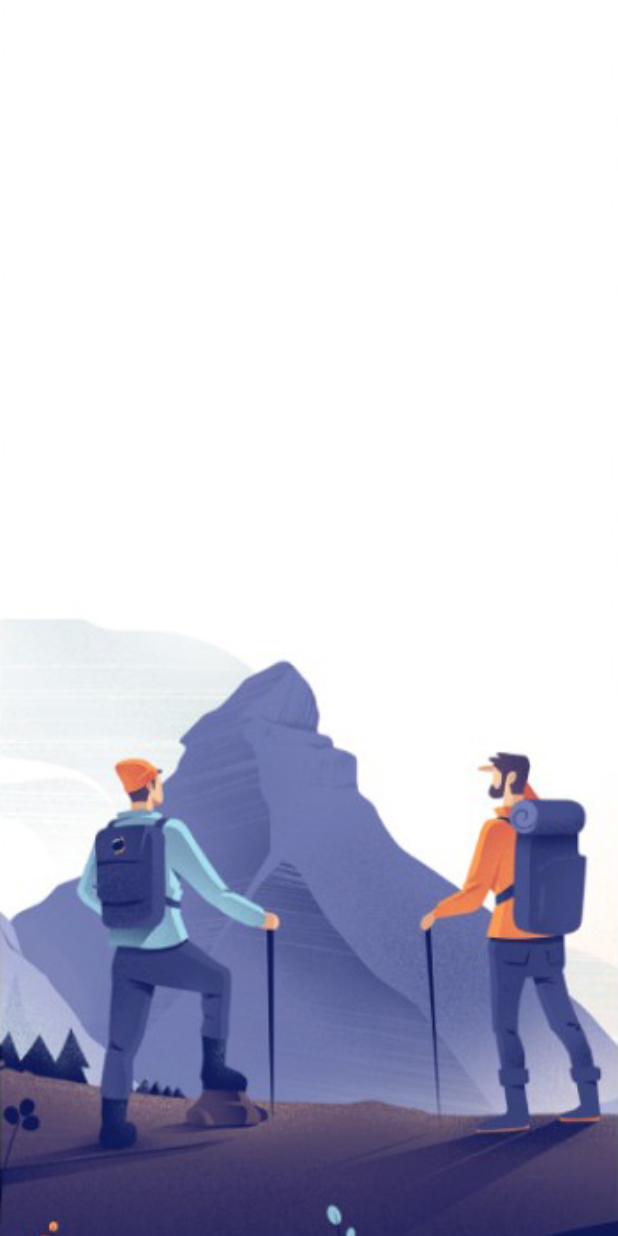
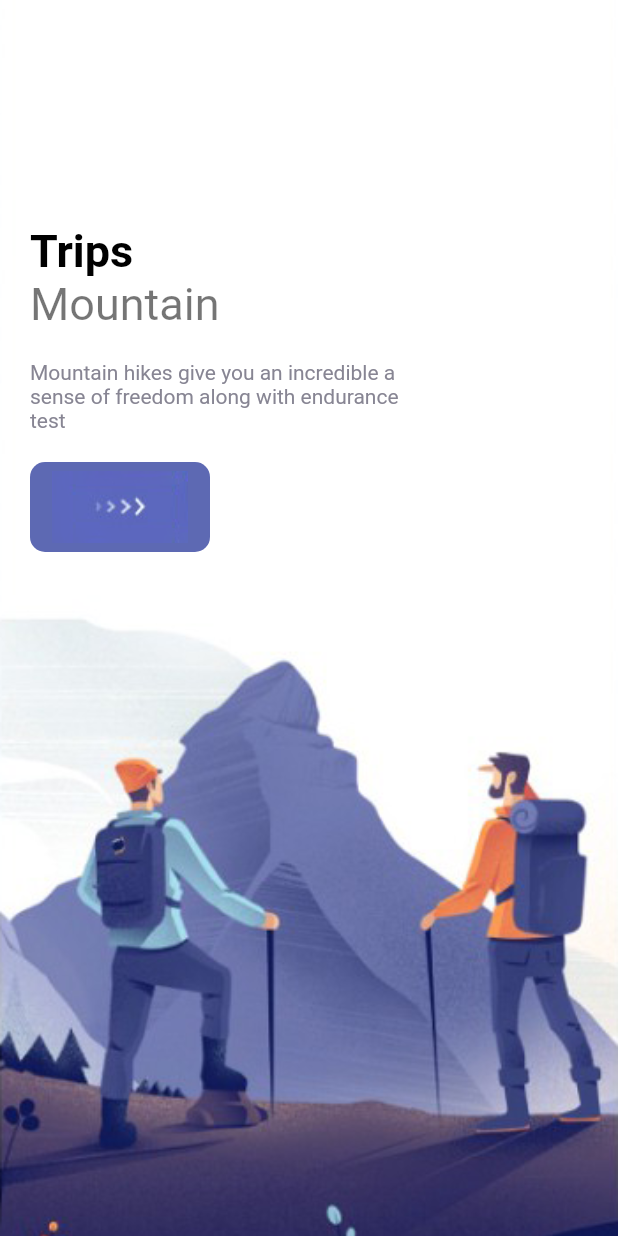
Before and after one commit to johnmuchiriM/Mountain-App, a Flutter app: the screen it shows after launch, on a phone screen of 412 x 824 dp. Run offline on Flutter 3.47's test engine with Material 2 defaults, Android fonts, the phone set to English and light mode, and no system bars.

Commit message:
update:added responsive button in welcome page

```diff
--- a/lib/misc/colors.dart
+++ b/lib/misc/colors.dart
@@ -1,11 +1,11 @@
 import 'dart:ui';
 
-class AppColors{
-  static final Color textColor1= Color(0xFF989acd);
-  static final Color textColor2 = Color(0xFF878593);
-  static final Color bigTextColor=Color(0xFF2e2e31);
-  static final Color mainColor= Color(0xFF5d69b3);
-  static final Color starColor = Color(0xFFe7bb4e);
-  static final Color mainTextColor = Color(0xFFababad);
-  static final Color buttonBackground = Color(0xFFf1f1f9);
+class AppColors {
+  static const Color textColor1 = Color(0xFF989acd);
+  static const Color textColor2 = Color(0xFF878593);
+  static const Color bigTextColor = Color(0xFF2e2e31);
+  static const Color mainColor = Color(0xFF5d69b3);
+  static const Color starColor = Color(0xFFe7bb4e);
+  static const Color mainTextColor = Color(0xFFababad);
+  static const Color buttonBackground = Color(0xFFf1f1f9);
 }
--- a/lib/pages/welcome_page.dart
+++ b/lib/pages/welcome_page.dart
@@ -1,5 +1,9 @@
 import 'package:flutter/cupertino.dart';
 import 'package:flutter/material.dart';
+import 'package:flutter_cubit/misc/colors.dart';
+import 'package:flutter_cubit/widgets/app_large_text.dart';
+import 'package:flutter_cubit/widgets/app_text.dart';
+import 'package:flutter_cubit/widgets/responsive_button.dart';
 
 class WelcomePage extends StatefulWidget {
   const WelcomePage({Key? key}) : super(key: key);
@@ -28,6 +32,39 @@ class _WelcomePageState extends State<WelcomePage> {
                   image: DecorationImage(
                       image: AssetImage('img/' + images[index]),
                       fit: BoxFit.cover)),
+              child: Container(
+                margin: const EdgeInsets.only(top: 150, left: 20, right: 20),
+                child: Row(
+                  children: [
+                    Column(
+                      crossAxisAlignment: CrossAxisAlignment.start,
+                      children: [
+                        AppLargeText(
+                          text: 'Trips',
+                        ),
+                        AppText(
+                          text: 'Mountain',
+                          size: 30,
+                        ),
+                        const SizedBox(height: 20),
+                        Container(
+                          width: 250,
+                          child: AppText(
+                            text:
+                                'Mountain hikes give you an incredible a sense of freedom along with endurance test',
+                            color: AppColors.textColor2,
+                            size: 14,
+                          ),
+                        ),
+                        const SizedBox(height: 20),
+                        ResponsiveButton(
+                          width: 120,
+                        )
+                      ],
+                    )
+                  ],
+                ),
+              ),
             );
           }),
     );
--- /dev/null
+++ b/lib/widgets/app_large_text.dart
@@ -0,0 +1,23 @@
+import 'package:flutter/cupertino.dart';
+import 'package:flutter/material.dart';
+
+class AppLargeText extends StatelessWidget {
+  double size;
+  final String text;
+  final Color color;
+  AppLargeText({
+    Key? key,
+    this.size = 30,
+    required this.text,
+    this.color = Colors.black,
+  }) : super(key: key);
+
+  @override
+  Widget build(BuildContext context) {
+    return Text(
+      text,
+      style:
+          TextStyle(color: color, fontSize: size, fontWeight: FontWeight.bold),
+    );
+  }
+}
--- /dev/null
+++ b/lib/widgets/app_text.dart
@@ -0,0 +1,25 @@
+import 'package:flutter/cupertino.dart';
+import 'package:flutter/material.dart';
+
+class AppText extends StatelessWidget {
+  double size;
+  final String text;
+  final Color color;
+  AppText({
+    Key? key,
+    this.size = 16,
+    required this.text,
+    this.color = Colors.black54,
+  }) : super(key: key);
+
+  @override
+  Widget build(BuildContext context) {
+    return Text(
+      text,
+      style: TextStyle(
+        color: color,
+        fontSize: size,
+      ),
+    );
+  }
+}
--- /dev/null
+++ b/lib/widgets/responsive_button.dart
@@ -0,0 +1,23 @@
+import 'package:flutter/cupertino.dart';
+import 'package:flutter_cubit/misc/colors.dart';
+
+class ResponsiveButton extends StatelessWidget {
+  bool? isResponsive;
+  double? width;
+  ResponsiveButton({Key? key, this.isResponsive = false, this.width})
+      : super(key: key);
+
+  @override
+  Widget build(BuildContext context) {
+    return Container(
+      width: width,
+      height: 60,
+      decoration: BoxDecoration(
+          borderRadius: BorderRadius.circular(10), color: AppColors.mainColor),
+      child: Row(
+        mainAxisAlignment: MainAxisAlignment.center,
+        children: [Image.asset('img/button-one.png')],
+      ),
+    );
+  }
+}
```
